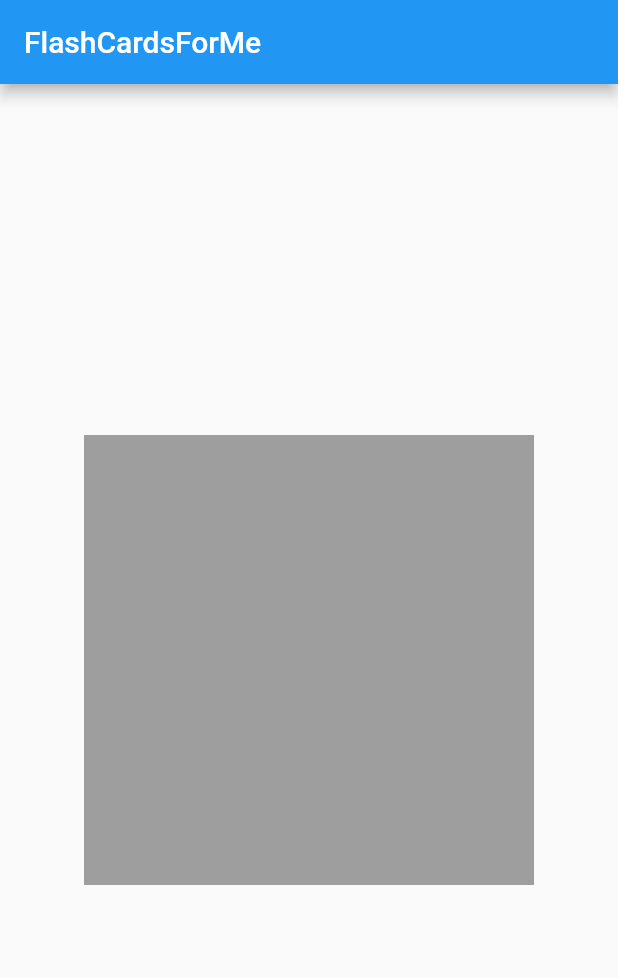
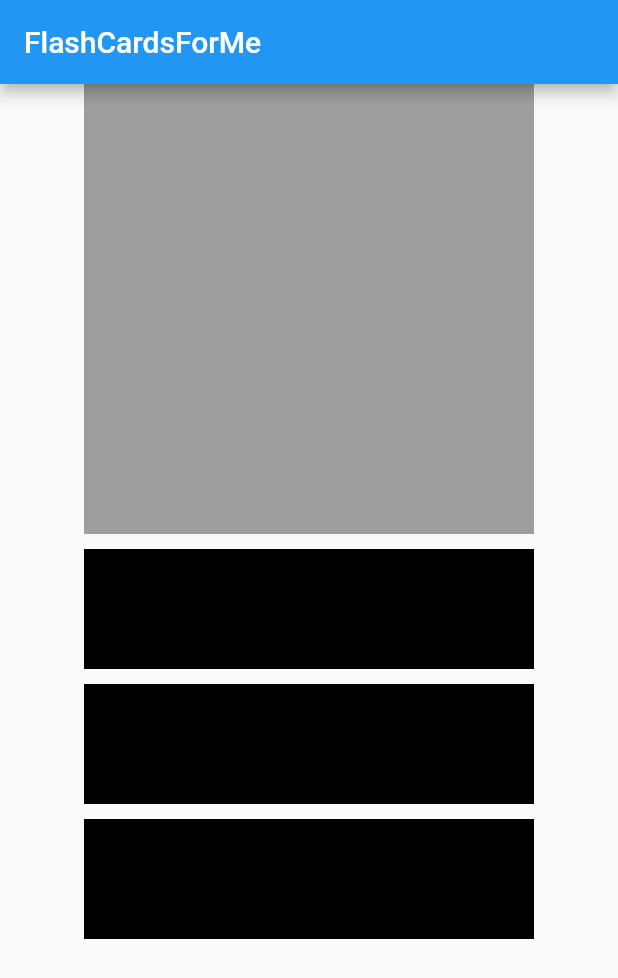
Before and after one commit to bangbang400/FlashCardsForMe_Flutter, a Flutter app: the screen it shows after launch, on a phone screen of 412 x 824 dp. Shown: the top 978 px of the screen. Run offline on Flutter 3.47's test engine with Material 2 defaults, Android fonts, the phone set to English and light mode, and no system bars.

Commit message:
feat:ホーム画面の作成_レイアウト位置決定

```diff
--- a/lib/main.dart
+++ b/lib/main.dart
@@ -11,13 +11,37 @@ class MyApp extends StatelessWidget {
           appBar: AppBar(
             title: Text('FlashCardsForMe'),
           ),
-        body: Center(
-          child: Container(
+          body: Container(
+            child: Center(
+              child: Column(
+                children: [
+                  Container(
                     color: Colors.grey,
-            height: 300,
+                    height: 300.0,
                     width: 300.0,
                   ),
-        )
+                  Padding(padding: EdgeInsets.all(5),),
+                  Container(
+                    color: Colors.black,
+                    height: 80.0,
+                    width: 300.0,
+                  ),
+                  Padding(padding: EdgeInsets.all(5),),
+                  Container(
+                    color: Colors.black,
+                    height: 80.0,
+                    width: 300.0,
+                  ),
+                  Padding(padding: EdgeInsets.all(5),),
+                  Container(
+                    color: Colors.black,
+                    height: 80.0,
+                    width: 300.0,
+                  ),
+                ],
+              ),
+            ),
+          ),
         ),
     );
   }
```
Lines whose indentation alone changed are shown as unchanged.
